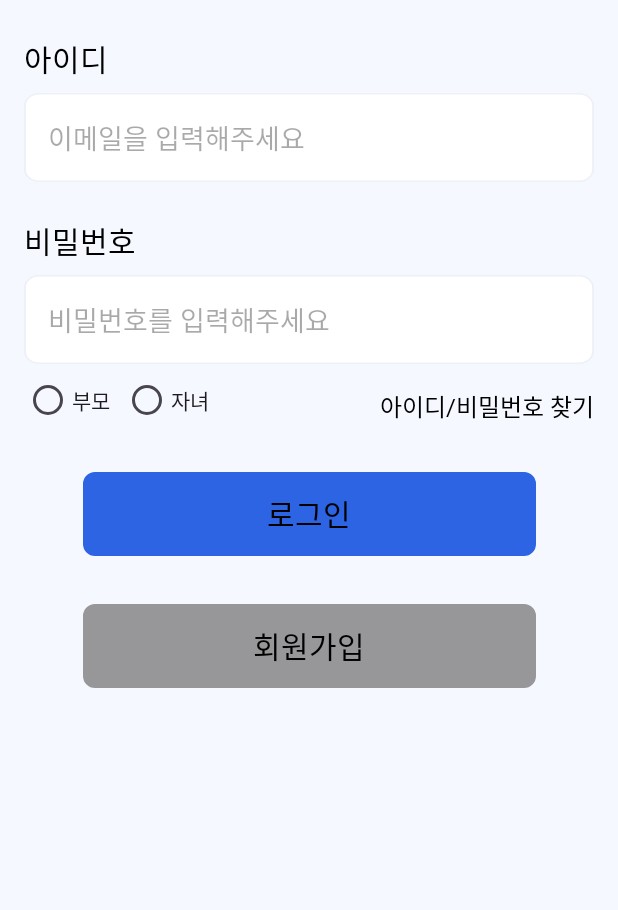
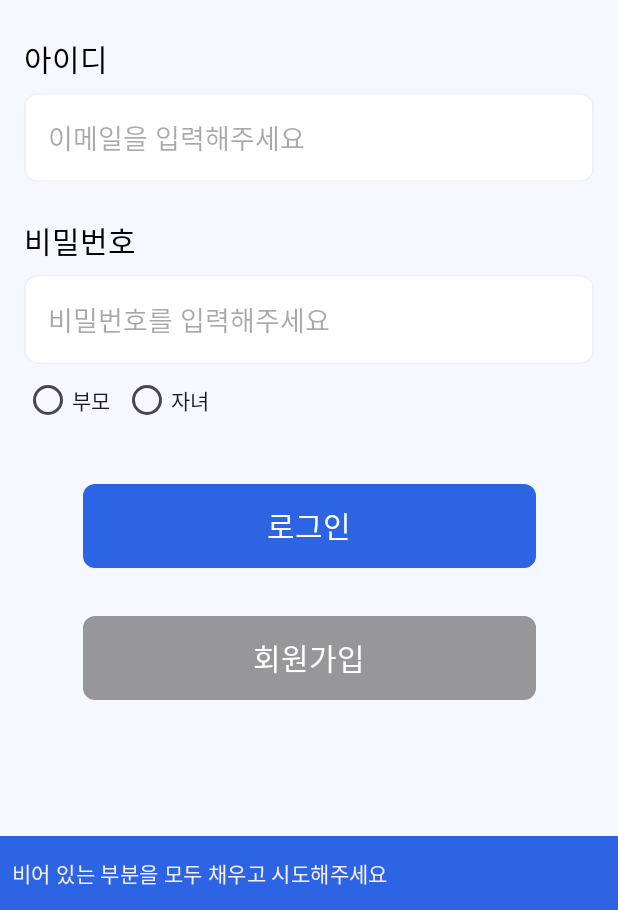
Before and after one commit to dyddn3994/prefin, an Android app: the screen it shows after launch (MainActivity), after a tap on "로그인", on a phone screen of 412 x 824 dp, the part 326-1236 px from its top. Run offline under Robolectric (Android 15) with nearby library versions, the phone set to English and light mode, and no system bars; 2 statements that could not run were skipped.

```diff
--- a/mobile/Prefin/app/src/main/AndroidManifest.xml
+++ b/mobile/Prefin/app/src/main/AndroidManifest.xml
@@ -16,7 +16,9 @@
         android:supportsRtl="true"
         android:theme="@style/Theme.Prefin"
         tools:targetApi="31"
-        android:networkSecurityConfig="@xml/network_security_config">
+        android:networkSecurityConfig="@xml/network_security_config"
+        android:windowSoftInputMode="adjustResize"
+        >
         <activity
             android:name=".MainActivity"
             android:exported="true">
--- a/mobile/Prefin/app/src/main/java/com/prefin/model/dto/QuestOwnedQuest.kt
+++ b/mobile/Prefin/app/src/main/java/com/prefin/model/dto/QuestOwnedQuest.kt
@@ -8,4 +8,5 @@ data class QuestOwnedQuest(
     val reward: Int = 0,
     val startDate: Long = 0L,
     val title: String = "",
+    var questOwnedId: Long = 0L,
 )
--- a/mobile/Prefin/app/src/main/java/com/prefin/ui/login/LoginFragment.kt
+++ b/mobile/Prefin/app/src/main/java/com/prefin/ui/login/LoginFragment.kt
@@ -2,7 +2,6 @@ package com.prefin.ui.login
 
 import android.os.Bundle
 import android.view.View
-import android.widget.Toast
 import androidx.fragment.app.activityViewModels
 import androidx.fragment.app.viewModels
 import androidx.navigation.fragment.findNavController
@@ -11,56 +10,56 @@ import com.prefin.R
 import com.prefin.config.ApplicationClass
 import com.prefin.config.BaseFragment
 import com.prefin.databinding.FragmentLoginBinding
-import com.prefin.util.RetrofitUtil
 
 class LoginFragment : BaseFragment<FragmentLoginBinding>(FragmentLoginBinding::bind, R.layout.fragment_login) {
     private val loginViewModel: LoginViewModel by viewModels()
-    private val mainActivityViewModel : MainActivityViewModel by activityViewModels()
+    private val mainActivityViewModel: MainActivityViewModel by activityViewModels()
     override fun onViewCreated(view: View, savedInstanceState: Bundle?) {
         super.onViewCreated(view, savedInstanceState)
 
-        if(ApplicationClass.sharedPreferences.getString("type") == "parent"){
+        if (ApplicationClass.sharedPreferences.getString("type") == "parent") {
             findNavController().navigate(R.id.action_LoginFragment_to_ParentHomeFragemnt)
-        }
-        else if(ApplicationClass.sharedPreferences.getString("type") == "child"){
+        } else if (ApplicationClass.sharedPreferences.getString("type") == "child") {
             findNavController().navigate(R.id.action_LoginFragment_to_ChildHomeFragemnt)
-        }
-        else{
-
+        } else {
         }
 
-        loginViewModel.loginSuccess.observe(viewLifecycleOwner){
-            if(loginViewModel.loginSuccess.value == true){
-                if(binding.fragmentLoginParentRadioButton.isChecked){
-
+        loginViewModel.loginSuccess.observe(viewLifecycleOwner) {
+            if (loginViewModel.loginSuccess.value == true) {
+                if (binding.fragmentLoginParentRadioButton.isChecked) {
                     findNavController().navigate(R.id.action_LoginFragment_to_ParentHomeFragemnt)
                 }
-                if(binding.fragmentLoginChildRadioButton.isChecked){
+                if (binding.fragmentLoginChildRadioButton.isChecked) {
                     findNavController().navigate(R.id.action_LoginFragment_to_ChildHomeFragemnt)
                 }
+            } else {
+                showSnackbar("입력값을 확인해주세요.")
             }
         }
         binding.apply {
             // 로그인 버튼 클릭 시
 
-
             fragmentLoginLoginButton.setOnClickListener {
-                if (fragmentLoginIdEditText.text.isNullOrEmpty() || fragmentLoginPasswordEditText.text.isNullOrEmpty()) {
-                    Toast.makeText(requireContext(), "비어 있는 부분을 모두 채우고 시도해주세요", Toast.LENGTH_SHORT).show()
+                if (fragmentLoginIdEditText.text.isNullOrEmpty() ||
+                    fragmentLoginPasswordEditText.text.isNullOrEmpty() ||
+                    !(fragmentLoginParentRadioButton.isChecked || fragmentLoginChildRadioButton.isChecked)
+                ) {
+                    showSnackbar("비어 있는 부분을 모두 채우고 시도해주세요")
                 } else {
                     // 로그인 절차 진행
-                    if(fragmentLoginChildRadioButton.isChecked){
+                    if (fragmentLoginChildRadioButton.isChecked) {
                         loginViewModel.childLogin(
                             fragmentLoginIdEditText.text.toString(),
                             fragmentLoginPasswordEditText.text.toString(),
-                            mainActivityViewModel.fcmToken!!
+                            mainActivityViewModel.fcmToken!!,
                         )
-
-
                     }
-                    if(fragmentLoginParentRadioButton.isChecked){
-                        loginViewModel.parentLogin(fragmentLoginIdEditText.text.toString(),
-                            fragmentLoginPasswordEditText.text.toString(), mainActivityViewModel.fcmToken!!)
+                    if (fragmentLoginParentRadioButton.isChecked) {
+                        loginViewModel.parentLogin(
+                            fragmentLoginIdEditText.text.toString(),
+                            fragmentLoginPasswordEditText.text.toString(),
+                            mainActivityViewModel.fcmToken!!,
+                        )
                     }
                 }
             }
--- a/mobile/Prefin/app/src/main/java/com/prefin/ui/quest/QuestParentItemFragment.kt
+++ b/mobile/Prefin/app/src/main/java/com/prefin/ui/quest/QuestParentItemFragment.kt
@@ -33,6 +33,11 @@ class QuestParentItemFragment : BaseFragment<FragmentQuestParentItemBinding>(Fra
             layoutManager = LinearLayoutManager(requireContext())
         }
 
+        // 뒤로가기 버튼
+        fragmentQuestParentItemBackButton.setOnClickListener {
+            findNavController().navigateUp()
+        }
+
         // 퀘스트 생성 버튼 클릭
         fragmentQuestParentItemQuestItemListImageView.setOnClickListener {
             findNavController().navigate(R.id.action_QuestParentItemFragment_to_QuestCreateFragment)
--- a/mobile/Prefin/app/src/main/res/layout/fragment_login.xml
+++ b/mobile/Prefin/app/src/main/res/layout/fragment_login.xml
@@ -69,6 +69,7 @@
       />
 
   <RadioGroup
+      android:id="@+id/fragment_login_radio_group"
       android:layout_width="wrap_content"
       android:layout_height="wrap_content"
       android:orientation="horizontal"
@@ -93,29 +94,19 @@
 
   </RadioGroup>
 
-  <TextView
-      android:id="@+id/fragment_login_id_password_seach_text_view"
-      android:layout_width="wrap_content"
-      android:layout_height="wrap_content"
-      android:text="아이디/비밀번호 찾기"
-      style="@style/Text.regular.Size16"
-      android:layout_marginTop="16dp"
-      app:layout_constraintTop_toBottomOf="@+id/fragment_login_password_edit_text"
-      app:layout_constraintEnd_toEndOf="@+id/fragment_login_password_edit_text"
-      />
-
   <android.widget.Button
       android:id="@+id/fragment_login_login_button"
       android:layout_width="wrap_content"
       android:layout_height="wrap_content"
       android:background="@drawable/button_rectangle_81"
       android:backgroundTint="@color/colorPrimary"
+      android:textColor="@color/white"
       android:text="로그인"
       style="@style/Text.regular.Size20"
       android:layout_marginTop="32dp"
       app:layout_constraintEnd_toEndOf="parent"
       app:layout_constraintStart_toStartOf="parent"
-      app:layout_constraintTop_toBottomOf="@+id/fragment_login_id_password_seach_text_view" />
+      app:layout_constraintTop_toBottomOf="@+id/fragment_login_radio_group" />
 
   <android.widget.Button
       android:id="@+id/fragment_login_signup_button"
@@ -125,6 +116,7 @@
       android:text="회원가입"
       android:backgroundTint="@color/colorGray"
       android:background="@drawable/button_rectangle_81"
+      android:textColor="@color/white"
       android:layout_marginTop="32dp"
       app:layout_constraintEnd_toEndOf="parent"
       app:layout_constraintStart_toStartOf="parent"
--- a/mobile/Prefin/app/src/main/res/layout/fragment_quest_create.xml
+++ b/mobile/Prefin/app/src/main/res/layout/fragment_quest_create.xml
@@ -24,6 +24,7 @@
         android:hint="등록할 퀘스트 이름을 입력해 주세요."
         android:background="@drawable/edittext_rectangle_24"
         android:paddingStart="12dp"
+        android:inputType="text"
         android:layout_marginHorizontal="24dp"
         android:layout_marginTop="120dp"
         app:layout_constraintTop_toTopOf="parent"
@@ -36,6 +37,7 @@
         android:hint="금액을 입력해 주세요."
         android:background="@drawable/edittext_rectangle_24"
         android:paddingStart="12dp"
+        android:inputType="text"
         android:layout_marginHorizontal="24dp"
         android:layout_marginTop="60dp"
         app:layout_constraintTop_toBottomOf="@+id/fragment_quest_create_quest_name_edit_text"
--- a/mobile/Prefin/app/src/main/res/layout/fragment_sign_up.xml
+++ b/mobile/Prefin/app/src/main/res/layout/fragment_sign_up.xml
@@ -4,7 +4,6 @@
     android:layout_width="match_parent"
     xmlns:app="http://schemas.android.com/apk/res-auto"
     android:layout_height="match_parent"
-
     android:backgroundTint="@color/colorBackground"
     android:padding="16dp"
     tools:context=".ui.signUp.SignUpFragment"
@@ -18,7 +17,6 @@
         app:layout_constraintStart_toStartOf="parent"
         app:layout_constraintTop_toTopOf="parent"
         />
-
 
     <TextView
         android:layout_marginTop="32dp"
@@ -163,13 +161,14 @@
         />
 
     <android.widget.Button
-        android:layout_marginTop="16dp"
+        android:layout_marginTop="32dp"
         android:id="@+id/fragment_sign_up_register_button"
         style="@style/Text.regular.Size20"
         android:layout_width="wrap_content"
         android:layout_height="wrap_content"
         android:background="@drawable/button_rectangle_81"
         android:backgroundTint="@color/colorPrimary"
+        android:textColor="@color/white"
         android:text="회원가입"
         app:layout_constraintEnd_toEndOf="parent"
         app:layout_constraintStart_toStartOf="parent"
```
Also changed, not shown: mobile/Prefin/app/src/main/java/com/prefin/ui/accountConnecting/AccountInputChildFragment.kt (+4 -4 lines), mobile/Prefin/app/src/main/java/com/prefin/ui/accountConnecting/AccountInputFragment.kt (+8 -3 lines), mobile/Prefin/app/src/main/java/com/prefin/ui/quest/QuestChildHomeFragment.kt (+11 -3 lines), mobile/Prefin/app/src/main/java/com/prefin/ui/quiz/QuizFragmentViewModel.kt (+16 -12 lines), mobile/Prefin/app/src/main/java/com/prefin/ui/signUp/SignUpFragment.kt (+19 -75 lines), mobile/Prefin/app/src/main/res/layout/fragment_child_account_choose.xml (+5 -2 lines).
